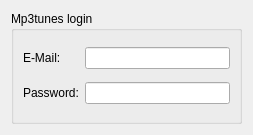
This is src/servicebrowser/mp3tunes/Mp3tunesConfigWidget.ui in KDE/amarok as Qt 5 draws it before an edit. The edited form follows.
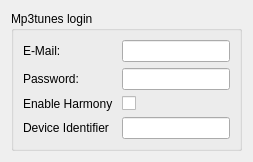
This is the edited form.

Commit message: More changes to mp3tunes config dialog and service base. Harmony is disabled by default.

Diff of the .ui file:
```diff
--- a/src/servicebrowser/mp3tunes/Mp3tunesConfigWidget.ui
+++ b/src/servicebrowser/mp3tunes/Mp3tunesConfigWidget.ui
@@ -36,6 +36,26 @@
       <item row="1" column="1" >
        <widget class="QLineEdit" name="passwordEdit" />
       </item>
+      <item row="2" column="0" >
+       <widget class="QLabel" name="label_3" >
+        <property name="text" >
+         <string comment="Enable harmony" >Enable Harmony </string>
+        </property>
+       </widget>
+      </item>
+      <item row="2" column="1" >
+       <widget class="QCheckBox" name="enableHarmony" />
+      </item>
+      <item row="3" column="0" >
+       <widget class="QLabel" name="label_3" >
+        <property name="text" >
+         <string comment="Identifier" >Device Identifier</string>
+        </property>
+       </widget>
+      </item>
+      <item row="3" column="1" >
+       <widget class="QLineEdit" name="identifier" />
+      </item>
      </layout>
     </widget>
    </item>
```
The commit also changes 5 other files.
